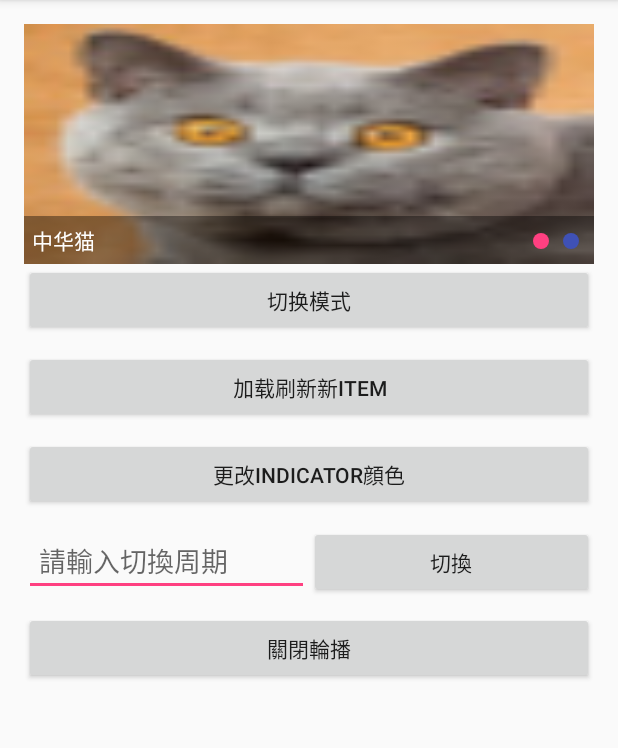
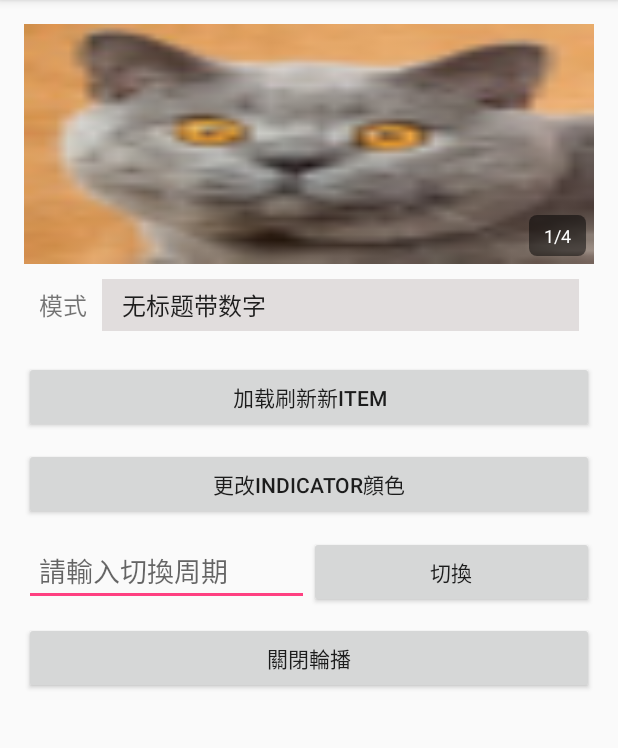
Before and after one commit to luozhanming/BannerView, an Android app: the first screen one second after launch (MainActivity), on a phone screen of 412 x 824 dp, the part 84-832 px from its top. Run offline under Robolectric (Android 15) with nearby library versions, the phone set to English and light mode, and no system bars; our stand-ins replace Picasso; pictures from the network do not load.

Commit message:
1.修改demo交互 2.修复初始化后bannerView右滑无法滑动我问题

```diff
--- a/app/src/main/java/com/zhanming/sample/MainActivity.java
+++ b/app/src/main/java/com/zhanming/sample/MainActivity.java
@@ -5,8 +5,10 @@ import android.support.v7.app.AppCompatActivity;
 import android.os.Bundle;
 import android.view.View;
 import android.view.ViewGroup;
+import android.widget.AdapterView;
 import android.widget.Button;
 import android.widget.EditText;
+import android.widget.Spinner;
 import android.widget.TextView;
 import android.widget.Toast;
 
@@ -17,10 +19,10 @@ import com.zhanming.bannerview.BannerView;
 public class MainActivity extends AppCompatActivity implements View.OnClickListener {
 
     private BannerView bannerView;
-    private Button btn1,btn2, btn3, btn4, btn5;
+    private Button btn2, btn3, btn4, btn5;
+    private Spinner spinner_mode;
     private EditText editText;
-    private int[] modes = {BannerView.MODE_NOTITLE_NUM,BannerView.MODE_NOTITLE_INDICATOR,BannerView.MODE_TITLE_NUM,BannerView.MODE_TITLE_INDICATORS};
-    private  int currentMode = 0;
+
 
 
     @Override
@@ -28,30 +30,60 @@ public class MainActivity extends AppCompatActivity implements View.OnClickListe
         super.onCreate(savedInstanceState);
         setContentView(R.layout.activity_main);
         bannerView = (BannerView) findViewById(R.id.bannerView);
-
-        btn1 = (Button) findViewById(R.id.btn1);
+        spinner_mode = (Spinner) findViewById(R.id.spinner_mode);
         btn2 = (Button) findViewById(R.id.btn2);
         btn3 = (Button) findViewById(R.id.btn3);
         btn4 = (Button) findViewById(R.id.btn4);
         btn5 = (Button) findViewById(R.id.btn5);
-        btn1.setOnClickListener(this);
         btn2.setOnClickListener(this);
         btn3.setOnClickListener(this);
         btn4.setOnClickListener(this);
         btn5.setOnClickListener(this);
+        spinner_mode.setOnItemSelectedListener(new AdapterView.OnItemSelectedListener() {
+            @Override
+            public void onItemSelected(AdapterView<?> parent, View view, int position, long id) {
+                switch (position) {
+                    case 0:
+                        bannerView.setMode(BannerView.MODE_NOTITLE_NUM);
+                        break;
+                    case 1:
+                        bannerView.setMode(BannerView.MODE_NOTITLE_INDICATOR);
+                        break;
+                    case 2:
+                        bannerView.setMode(BannerView.MODE_TITLE_NUM);
+                        break;
+                    case 3:
+                        bannerView.setMode(BannerView.MODE_TITLE_INDICATORS);
+                        break;
+                }
+            }
+
+            @Override
+            public void onNothingSelected(AdapterView<?> parent) {
+                parent.setSelection(0);
+            }
+        });
+        spinner_mode.setSelection(0);
         editText = (EditText) findViewById(R.id.editText);
         TextView textView = new TextView(this);
         textView.setLayoutParams(new ViewGroup.LayoutParams(ViewGroup.LayoutParams.WRAP_CONTENT, ViewGroup.LayoutParams.WRAP_CONTENT));
         textView.setText("This is a textViewPage");
 
         try {
-           bannerView.addItem(new BannerItem(R.mipmap.timg1,null,new Cat("中华猫",5),"中华猫"))
-                   .addItem(new BannerItem("https://ss0.baidu.com/6ONWsjip0QIZ8tyhnq/it/u=1569462993,172008204&fm=5", new BannerAction() {
-                       @Override
-                       public void onAction(BannerItem item) {
-                           Toast.makeText(MainActivity.this,((Cat)item.getContent()).toString(),Toast.LENGTH_SHORT).show();
-                       }
-                   }, new Cat("日本猫", 4), "日本猫"))
+            bannerView.addItem(new BannerItem(R.mipmap.timg1, null, new Cat("中华猫", 5), "中华猫"))
+                    .addItem(new BannerItem("https://ss0.baidu.com/6ONWsjip0QIZ8tyhnq/it/u=1569462993,172008204&fm=5", new BannerAction() {
+                        @Override
+                        public void onAction(BannerItem item) {
+                            Toast.makeText(MainActivity.this, ((Cat) item.getContent()).toString(), Toast.LENGTH_SHORT).show();
+                        }
+                    }, new Cat("日本猫", 4), "日本猫"))
+                    .addItem(new BannerItem("https://ss0.baidu.com/6ONWsjip0QIZ8tyhnq/it/u=885744084,3886146253&fm=5", new BannerAction() {
+                        @Override
+                        public void onAction(BannerItem item) {
+                            Toast.makeText(MainActivity.this, ((Cat) item.getContent()).toString(), Toast.LENGTH_SHORT).show();
+                        }
+                    }, new Cat("美国猫", 2), "美国猫"))
+                    .addItem(new BannerItem(R.mipmap.timg1, null, new Cat("中华猫", 5), "中华猫"))
                     .setChangePeroid(3000)
                     .setImageLoader(new PicassoLoader())
                     //    .setIndicatorActiveColor(Color.BLUE)
@@ -69,18 +101,20 @@ public class MainActivity extends AppCompatActivity implements View.OnClickListe
     public void onClick(View v) {
         int id = v.getId();
         switch (id) {
-            case R.id.btn1:
-                currentMode=(currentMode+1)%4;
-                bannerView.setMode(modes[currentMode]);
-                break;
             case R.id.btn2:
-                bannerView.addItem(new BannerItem("https://ss0.baidu.com/6ONWsjip0QIZ8tyhnq/it/u=1569462993,172008204&fm=5", new BannerAction() {
+                bannerView.addItem(new BannerItem("https://ss0.baidu.com/6ONWsjip0QIZ8tyhnq/it/u=885744084,3886146253&fm=5", new BannerAction() {
+                    @Override
+                    public void onAction(BannerItem item) {
+                        Toast.makeText(MainActivity.this, ((Cat) item.getContent()).toString(), Toast.LENGTH_SHORT).show();
+                    }
+                }, new Cat("美国猫", 2), "美国猫"))
+                        .addItem(new BannerItem("https://ss0.baidu.com/6ONWsjip0QIZ8tyhnq/it/u=1569462993,172008204&fm=5", new BannerAction() {
                             @Override
                             public void onAction(BannerItem item) {
-                                Toast.makeText(MainActivity.this,((Cat)item.getContent()).toString(),Toast.LENGTH_SHORT).show();
+                                Toast.makeText(MainActivity.this, ((Cat) item.getContent()).toString(), Toast.LENGTH_SHORT).show();
                             }
                         }, new Cat("日本猫", 4), "日本猫"))
-                        .addItem(new BannerItem(R.mipmap.timg1,null,new Cat("中华猫",5),"中华猫"))
+                        .addItem(new BannerItem(R.mipmap.timg1, null, new Cat("中华猫", 5), "中华猫"))
                         .refresh();
                 break;
             case R.id.btn3:
--- a/app/src/main/res/layout/activity_main.xml
+++ b/app/src/main/res/layout/activity_main.xml
@@ -1,7 +1,7 @@
 <?xml version="1.0" encoding="utf-8"?>
 <LinearLayout xmlns:android="http://schemas.android.com/apk/res/android"
+    xmlns:app="http://schemas.android.com/apk/res-auto"
     xmlns:tools="http://schemas.android.com/tools"
-    xmlns:app="http://schemas.android.com/apk/res-auto"
     android:id="@+id/activity_main"
     android:layout_width="match_parent"
     android:layout_height="match_parent"
@@ -13,54 +13,74 @@
     <com.zhanming.bannerview.BannerView
         android:id="@+id/bannerView"
         android:layout_width="match_parent"
-        app:banner_mode="titleWithIndicators"
-        android:layout_height="160dp"></com.zhanming.bannerview.BannerView>
+        android:layout_height="160dp"
+        app:banner_mode="titleWithIndicators"></com.zhanming.bannerview.BannerView>
 
-    <Button
-        android:id="@+id/btn1"
+    <LinearLayout
         android:layout_width="match_parent"
         android:layout_height="wrap_content"
-        android:text="切换模式"/>
+        android:gravity="center"
+        android:orientation="horizontal"
+        android:padding="10dp">
+
+        <TextView
+            android:layout_width="wrap_content"
+            android:layout_height="wrap_content"
+            android:textSize="16sp"
+            android:text="模式" />
+
+        <Spinner
+            android:id="@+id/spinner_mode"
+            android:layout_width="match_parent"
+            android:layout_height="wrap_content"
+            android:padding="5dp"
+            android:background="#80cac2c2"
+            android:layout_marginLeft="10dp"
+            android:entries="@array/modes"></Spinner>
+    </LinearLayout>
 
 
     <Button
         android:id="@+id/btn2"
+        android:layout_width="match_parent"
+        android:layout_height="wrap_content"
         android:layout_marginTop="10dp"
-        android:text="加载刷新新Item"
-        android:layout_width="match_parent"
-        android:layout_height="wrap_content" />
+        android:text="加载刷新新Item" />
 
     <Button
         android:id="@+id/btn3"
-        android:layout_marginTop="10dp"
         android:layout_width="match_parent"
         android:layout_height="wrap_content"
-        android:text="更改Indicator顔色"/>
+        android:layout_marginTop="10dp"
+        android:text="更改Indicator顔色" />
+
     <LinearLayout
+        android:layout_width="match_parent"
+        android:layout_height="wrap_content"
         android:layout_marginTop="10dp"
-        android:layout_width="match_parent"
-        android:orientation="horizontal"
-        android:layout_height="wrap_content">
+        android:orientation="horizontal">
+
         <EditText
             android:id="@+id/editText"
             android:layout_width="0dp"
+            android:layout_height="wrap_content"
             android:layout_weight="1"
-            android:padding="10dp"
+            android:hint="請輸入切換周期"
             android:inputType="number"
-            android:hint="請輸入切換周期"
-            android:layout_height="wrap_content" />
+            android:padding="10dp" />
+
         <Button
             android:id="@+id/btn4"
+            android:layout_width="0dp"
+            android:layout_height="wrap_content"
             android:layout_weight="1"
-            android:layout_width="0dp"
-            android:text="切換"
-            android:layout_height="wrap_content" />
+            android:text="切換" />
     </LinearLayout>
 
     <Button
         android:id="@+id/btn5"
+        android:layout_width="match_parent"
+        android:layout_height="wrap_content"
         android:layout_marginTop="10dp"
-        android:text="關閉輪播"
-        android:layout_width="match_parent"
-        android:layout_height="wrap_content" />
+        android:text="關閉輪播" />
 </LinearLayout>
--- /dev/null
+++ b/app/src/main/res/values/arrays.xml
@@ -0,0 +1,9 @@
+<?xml version="1.0" encoding="utf-8"?>
+<resources>
+    <array name="modes">
+        <item>无标题带数字</item>
+        <item>无标题带指示器</item>
+        <item>标题带数字</item>
+        <item>标题带指示器</item>
+    </array>
+</resources>
--- a/bannerview/src/main/java/com/zhanming/bannerview/BannerView.java
+++ b/bannerview/src/main/java/com/zhanming/bannerview/BannerView.java
@@ -310,6 +310,7 @@ public class BannerView extends FrameLayout {
         }
         initWithMode();
         //实现左右循环
+        mCurrentPosition = (items.size() * 50) % items.size()+(items.size()*50);   //将其ViewPager的currentItem移动至中间
         mPager.setCurrentItem(mCurrentPosition);
         changePage();
         beginLoop();
@@ -329,7 +330,7 @@ public class BannerView extends FrameLayout {
         mPager.setAdapter(mBannerAdapter);
         //设置指示器
         int size = items.size();
-        mCurrentPosition = 0;
+        mCurrentPosition = (items.size() * 50) % items.size()+(items.size()*50);
         for (int i = 0; i < size; i++) {
             addIndicatorToContainer(i);
         }
@@ -371,9 +372,9 @@ public class BannerView extends FrameLayout {
             for (int i = 0; i < size; i++) {
                 indicators.get(i).setActiveColor(color);
                 if (hasInitialized) {
-                    if(mode==MODE_NOTITLE_INDICATOR){
+                    if (mode == MODE_NOTITLE_INDICATOR) {
                         ((IndicatorView) mIndicatorContainer1.getChildAt(i)).setActiveColor(color);
-                    }else{
+                    } else {
                         ((IndicatorView) mIndicatorContainer2.getChildAt(i)).setActiveColor(color);
                     }
                 }
@@ -390,9 +391,9 @@ public class BannerView extends FrameLayout {
                 indicators.get(i).setInactiveColor(color);
                 //已初始化
                 if (hasInitialized) {
-                    if(mode==MODE_NOTITLE_INDICATOR){
+                    if (mode == MODE_NOTITLE_INDICATOR) {
                         ((IndicatorView) mIndicatorContainer1.getChildAt(i)).setActiveColor(color);
-                    }else{
+                    } else {
                         ((IndicatorView) mIndicatorContainer2.getChildAt(i)).setActiveColor(color);
                     }
                 }
@@ -416,7 +417,7 @@ public class BannerView extends FrameLayout {
         return this;
     }
 
-    public boolean getCanLoop(){
+    public boolean getCanLoop() {
         return this.canLoop;
     }
 
@@ -428,7 +429,7 @@ public class BannerView extends FrameLayout {
 
     public void setMode(@Mode int mode) {
         this.mode = mode;
-        if(hasInitialized){
+        if (hasInitialized) {
             mIndicatorContainer1.removeAllViews();
             mIndicatorContainer2.removeAllViews();
             indicators.clear();
@@ -480,8 +481,15 @@ public class BannerView extends FrameLayout {
 
         @Override
         public int getCount() {
-            return Integer.MAX_VALUE;
+            if (datas != null && datas.size() > 1) {
+                return Integer.MAX_VALUE;
+            } else if (datas != null && datas.size() == 1) {
+                return 1;
+            } else {
+                return 0;
+            }
         }
+
 
         @Override
         public boolean isViewFromObject(View view, Object object) {
```
